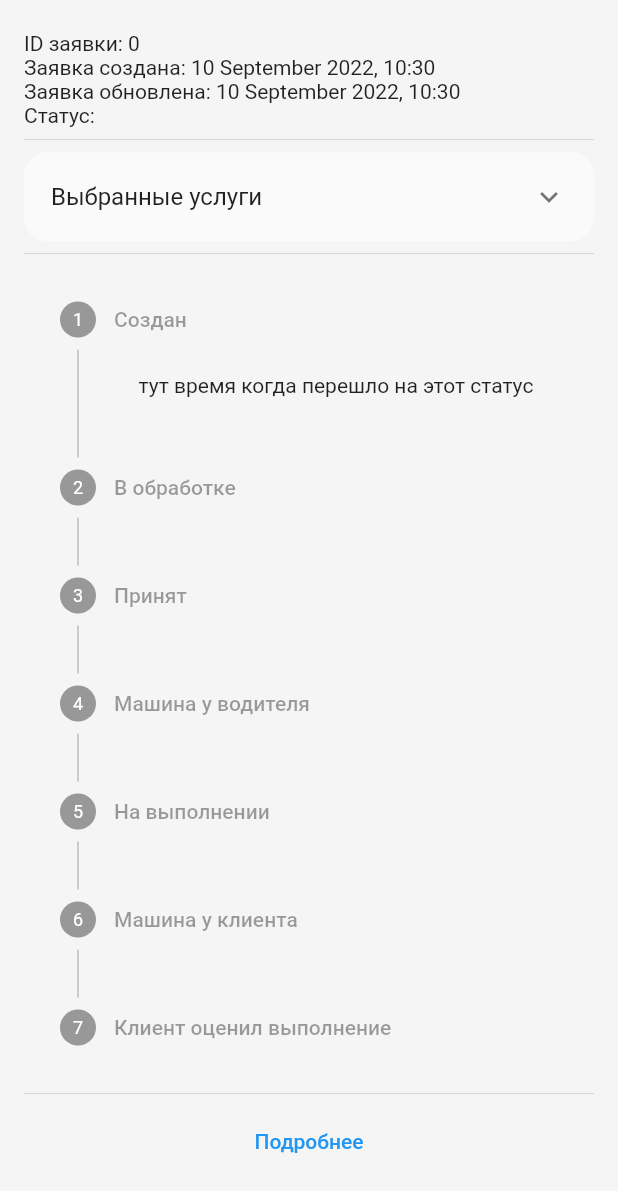
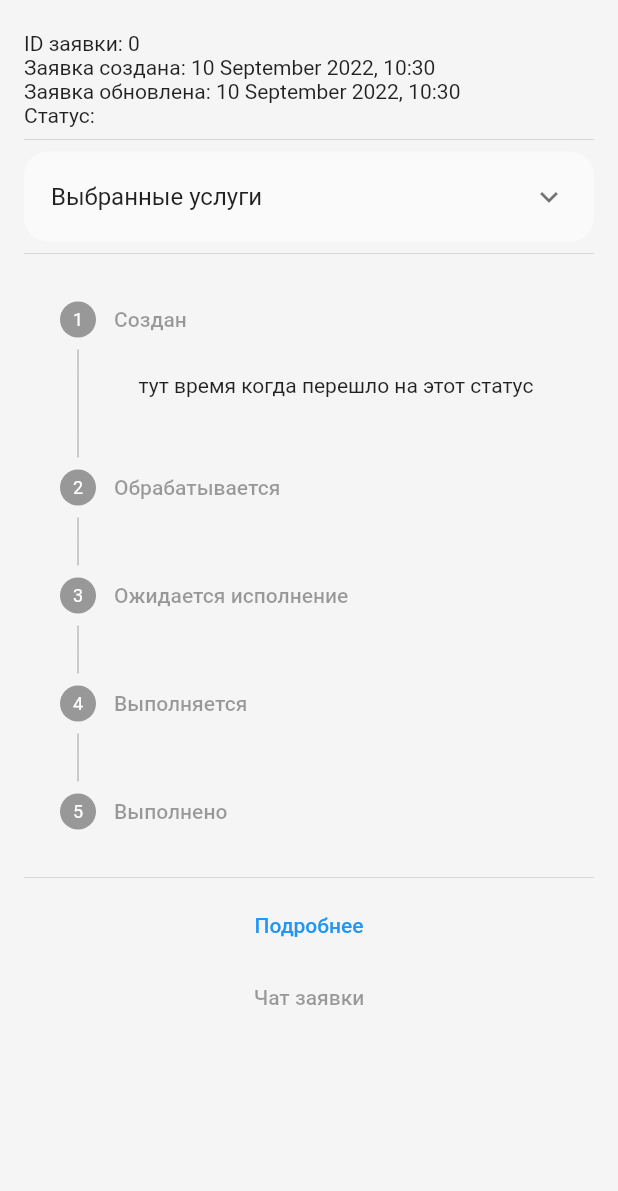
Before and after one commit to comov/ronin_mobile_driver, a Flutter app: the OrderDetail screen opened directly with empty values, on a phone screen of 412 x 824 dp, the part 45-1236 px from its top. Run offline on Flutter 3.47's test engine with Material 2 defaults, Android fonts, the phone set to English and light mode, and no system bars; drawn by our look-alikes of expansion_tile_card; our stand-ins replace flutter_datetime_picker_bdaya, flutter_svg, get, localstorage, mask_text_input_formatter, sentry_flutter and 2 more; accounts and stored records are empty.

```diff
--- a/lib/screens/order/create.dart
+++ b/lib/screens/order/create.dart
@@ -215,7 +215,7 @@ class _OrderNewState extends State<OrderNew> {
                     initialValue: customerComment,
                     decoration: InputDecoration(
                       hintText:
-                          "Ваше пожелания и предложение о работах с Вашим авто",
+                          "Пожелания и предложения",
                       focusedBorder: UnderlineInputBorder(
                         borderRadius: BorderRadius.circular(25.0),
                         borderSide: const BorderSide(
--- a/lib/screens/order/detail.dart
+++ b/lib/screens/order/detail.dart
@@ -33,37 +33,26 @@ class _OrderDetailState extends State<OrderDetail> {
             step = 0;
             break;
           }
-        case "В обработке":
+        case "Обрабатывается":
           {
             step = 1;
             break;
           }
-        case "Принят":
+        case "Ожидается исполнение":
           {
             step = 2;
             break;
           }
-        case "Машина у водителя":
+        case "Выполняется":
           {
             step = 3;
             break;
           }
-        case "На выполнении":
+        case "Выполнено":
           {
             step = 4;
             break;
           }
-        case "Машина у клиента":
-          {
-            step = 5;
-            break;
-          }
-        case "Клиент оценил выполнение":
-          {
-            step = 6;
-            break;
-          }
-
       }
       return step;
     }
@@ -82,76 +71,52 @@ class _OrderDetailState extends State<OrderDetail> {
               ? StepState.complete
               : StepState.disabled),
       Step(
-          title: const Text("В обработке"),
+          title: const Text("Обрабатывается"),
           content: Column(
             children: const [
               Text("тут время когда перешло на этот статус")
             ],
           ),
-          isActive: order.status == "В обработке",
-          state: order.status == "В обработке"
+          isActive: order.status == "Обрабатывается",
+          state: order.status == "Обрабатывается"
               ? StepState.complete
               : StepState.disabled),
       Step(
-          title: const Text("Принят"),
+          title: const Text("Ожидается исполнение"),
           content: Column(
             children: const [
               Text("тут время когда перешло на этот статус")
             ],
           ),
-          isActive: order.status == "Принят",
-          state: order.status == "Принят"
+          isActive: order.status == "Ожидается исполнение",
+          state: order.status == "Ожидается исполнение"
               ? StepState.complete
               : StepState.disabled
       ),
       Step(
-          title: const Text("Машина у водителя"),
+          title: const Text("Выполняется"),
           content: Column(
             children: const [
               Text("тут время когда перешло на этот статус")
             ],
           ),
-          isActive: order.status == "Машина у водителя",
-          state: order.status == "Машина у водителя"
+          isActive: order.status == "Выполняется",
+          state: order.status == "Выполняется"
               ? StepState.complete
               : StepState.disabled
       ),
       Step(
-          title: const Text("На выполнении"),
+          title: const Text("Выполнено"),
           content: Column(
             children: const [
               Text("тут время когда перешло на этот статус")
             ],
           ),
-          isActive: order.status == "На выполнении",
-          state: order.status == "На выполнении"
+          isActive: order.status == "Выполнено",
+          state: order.status == "Выполнено"
               ? StepState.complete
               : StepState.disabled
       ),
-      Step(
-          title: const Text("Машина у клиента"),
-          content: Column(
-            children: const [
-              Text("тут время когда перешло на этот статус")
-            ],
-          ),
-          isActive: order.status == "Машина у клиента",
-          state: order.status == "Машина у клиента"
-              ? StepState.complete
-              : StepState.disabled
-      ),
-      Step(
-          title: const Text("Клиент оценил выполнение"),
-          content: Column(
-            children: const [
-              Text("тут время когда перешло на этот статус")
-            ],
-          ),
-          isActive: order.status == "Клиент оценил выполнение",
-          state: order.status == "Клиент оценил выполнение"
-              ? StepState.complete
-              : StepState.disabled
-      )
     ];
 
 
@@ -239,7 +204,7 @@ class _OrderDetailState extends State<OrderDetail> {
                 },
                 child: const Text("Подробнее")),
 
-            const TextButton(onPressed: null, child: Text("Чат с водителем"))
+            const TextButton(onPressed: null, child: Text("Чат заявки"))
           ],
         ),
       ),
--- a/lib/screens/user/edit_profile.dart
+++ b/lib/screens/user/edit_profile.dart
@@ -194,7 +194,6 @@ class _UserEditState extends State<UserEdit> {
                       ),
                     ),
                   ),
-                  const Spacer(),
                   Padding(
                     padding: const EdgeInsets.all(8.0),
                     child: ElevatedButton(
```
Also changed, not shown: lib/screens/index/main.dart (+59 -17 lines), lib/screens/order/more_detail.dart (+74 -17 lines).
